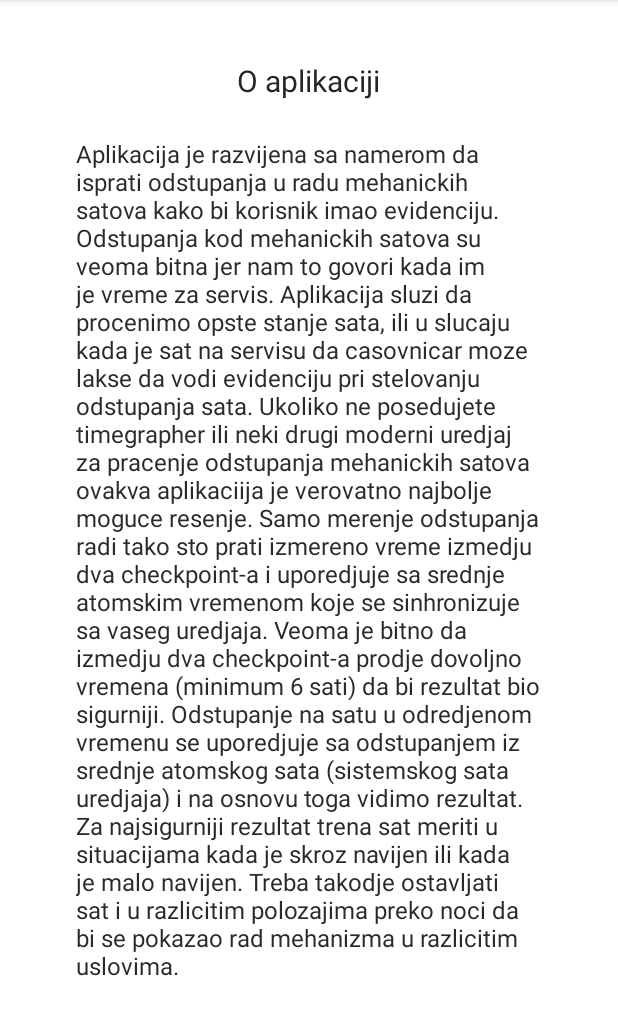
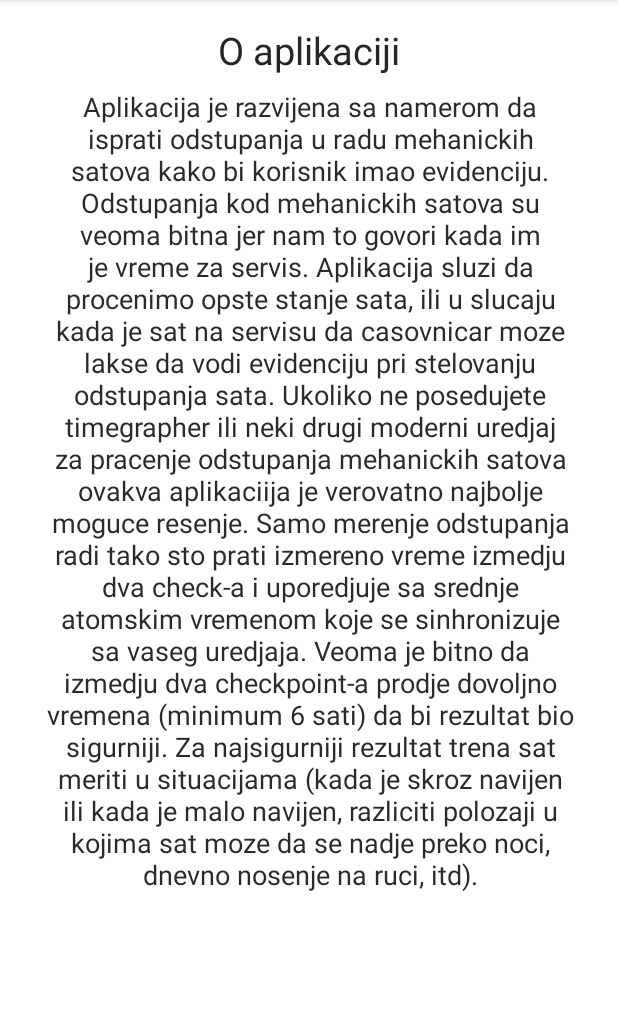
Before and after one commit to marko-smiljanic/Projekat-RMA-2019271380-Marko-Smiljanic, an Android app: the fragment FragmentOAplikaciji placed in its activity, on a phone screen of 412 x 824 dp, the part 84-1119 px from its top. Run offline under Robolectric (Android 15) with nearby library versions, the phone set to English and light mode, and no system bars; our stand-ins replace Volley; 1 statement that could not run was skipped.

Commit message:
sitne izmene, dodati komentari

```diff
--- a/WatchAccuracy/app/src/main/java/com/example/watchaccuracy/FragmentOAplikaciji.java
+++ b/WatchAccuracy/app/src/main/java/com/example/watchaccuracy/FragmentOAplikaciji.java
@@ -44,12 +44,11 @@ public class FragmentOAplikaciji extends Fragment {
                 "na servisu da casovnicar moze lakse da vodi evidenciju pri stelovanju odstupanja sata. " +
                 "Ukoliko ne posedujete timegrapher ili neki drugi moderni uredjaj za pracenje odstupanja mehanickih satova ovakva " +
                 "aplikaciija je verovatno najbolje moguce resenje. Samo merenje odstupanja radi tako sto prati izmereno vreme izmedju dva " +
-                "checkpoint-a i uporedjuje sa srednje atomskim vremenom koje se sinhronizuje sa vaseg uredjaja. " +
+                "check-a i uporedjuje sa srednje atomskim vremenom koje se sinhronizuje sa vaseg uredjaja. " +
                 "Veoma je bitno da izmedju dva checkpoint-a prodje dovoljno " +
-                "vremena (minimum 6 sati) da bi rezultat bio sigurniji. Odstupanje na satu u odredjenom vremenu se uporedjuje sa odstupanjem " +
-                "iz srednje atomskog sata (sistemskog sata uredjaja) i na osnovu toga vidimo rezultat. " +
-                "Za najsigurniji rezultat trena sat meriti u situacijama kada je skroz navijen ili kada je malo navijen. " +
-                "Treba takodje ostavljati sat i u razlicitim polozajima preko noci da bi se pokazao rad mehanizma u razlicitim uslovima.");
+                "vremena (minimum 6 sati) da bi rezultat bio sigurniji. " +
+                "Za najsigurniji rezultat trena sat meriti u situacijama (kada je skroz navijen ili kada je malo navijen, razliciti polozaji " +
+                "u kojima sat moze da se nadje preko noci, dnevno nosenje na ruci, itd).");
 
     }
 
--- a/WatchAccuracy/app/src/main/java/com/example/watchaccuracy/MainActivity.java
+++ b/WatchAccuracy/app/src/main/java/com/example/watchaccuracy/MainActivity.java
@@ -130,6 +130,9 @@ public class MainActivity extends AppCompatActivity {
     //TODO: Trebala bi se i dodati dodatna ogranicenja, npr. da ne sme da unese kor ime od 300 karaktera i lozinku manje od 8 karaktera,
     //TODO: da se u bazu ne sme dodati vise od npr. 100 satova, itd. To su sve finese i zahtevaju dodatni posao
     //TODO: problem je sto sa serverom npr. lozinku razmenjujem kao plain text
+    //TODO: da bi smo znali koje sekunde da setujemo (PRI ODABIRU VREMENA NA SATU), jer od klika na dugme CHECK do odabira vreme isto prodje vreme koje su nam u stvari sekunde, ne verujem da ce neko za vise od minuta potrositi da upise vreme koje vidi na satu, ali moze da se ishendluje
+    //TODO: popraviti opis check pointa, da se i on setuje pri kreiranju i da se prikaze u odvojenom ekranu
+
 
 
 }
--- a/WatchAccuracy/app/src/main/res/layout/fragment_checkpoint.xml
+++ b/WatchAccuracy/app/src/main/res/layout/fragment_checkpoint.xml
@@ -13,11 +13,11 @@
 
         <TextView
             android:id="@+id/tv1"
-            android:layout_width="366dp"
-            android:layout_height="66dp"
+            android:layout_width="400dp"
+            android:layout_height="68dp"
             android:layout_marginTop="4dp"
             android:gravity="center"
-            android:text='Dodirnite dugme "check" kada sekundna kazaljka na vasem satu stane na 12. Zbog preciznosti merenje treba minimum 6 sati izmedju check-ova.'
+            android:text='Dodirnite dugme "check" kada sekundna kazaljka na vasem satu dodje tacno na 12. Potrebno je minimum 6 sati razmaka izmedju dva check-a, kako bi rezultat bio validan.'
             android:textColor="#B84C4C"
             app:layout_constraintEnd_toEndOf="parent"
             app:layout_constraintStart_toStartOf="parent"
--- a/WatchAccuracy/app/src/main/res/layout/fragment_o_aplikaciji.xml
+++ b/WatchAccuracy/app/src/main/res/layout/fragment_o_aplikaciji.xml
@@ -10,25 +10,25 @@
         android:id="@+id/textView7"
         android:layout_width="wrap_content"
         android:layout_height="wrap_content"
-        android:layout_marginTop="40dp"
+        android:layout_marginTop="16dp"
         android:text="O aplikaciji"
         android:textColor="#272424"
-        android:textSize="20sp"
+        android:textSize="25sp"
         app:layout_constraintEnd_toEndOf="parent"
-        app:layout_constraintHorizontal_bias="0.498"
         app:layout_constraintStart_toStartOf="parent"
         app:layout_constraintTop_toTopOf="parent" />
 
     <TextView
         android:id="@+id/glavnaLabela"
-        android:layout_width="309dp"
-        android:layout_height="562dp"
-        android:layout_marginTop="24dp"
+        android:layout_width="353dp"
+        android:layout_height="645dp"
+        android:layout_marginTop="8dp"
+        android:gravity="center_horizontal"
         android:text="TextView"
         android:textColor="#2C2929"
-        android:textSize="16sp"
+        android:textSize="18sp"
         app:layout_constraintEnd_toEndOf="parent"
-        app:layout_constraintHorizontal_bias="0.495"
+        app:layout_constraintHorizontal_bias="0.516"
         app:layout_constraintStart_toStartOf="parent"
         app:layout_constraintTop_toBottomOf="@+id/textView7" />
 
```
Also changed, not shown: WatchAccuracy/app/src/main/java/com/example/watchaccuracy/FragmentCheckpoint.java (+16 -17 lines).
